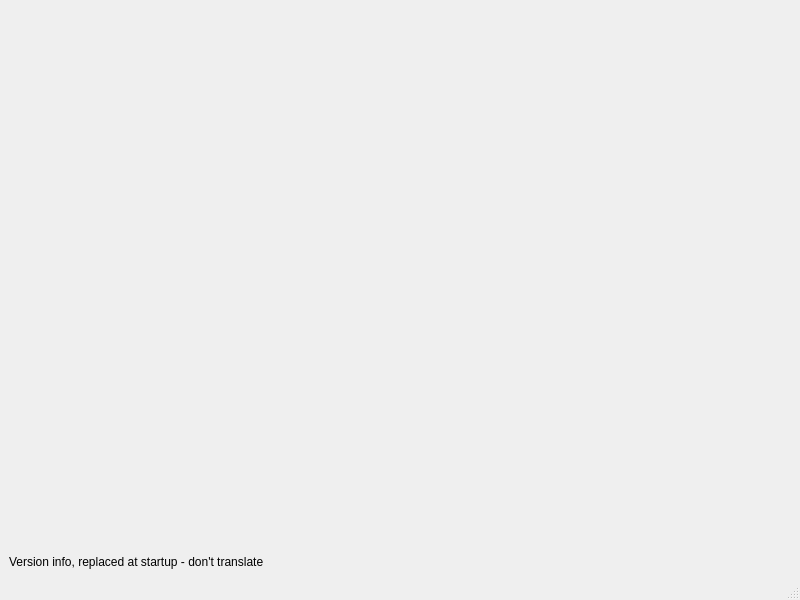
The window that src/ui/mainwindow.ui (SquireTournamentServices/SquireDesktop) describes before a commit, drawn with Qt 5.
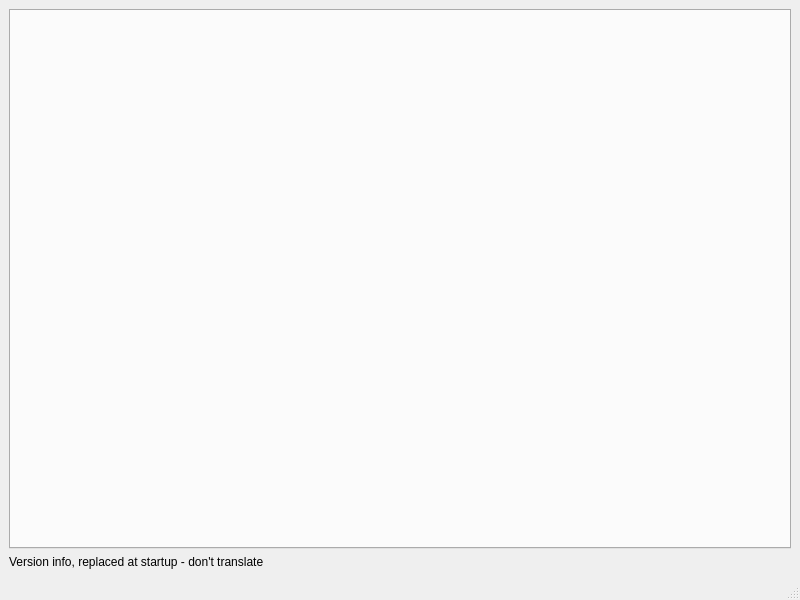
The same window after the commit.

```diff
--- a/src/ui/mainwindow.ui
+++ b/src/ui/mainwindow.ui
@@ -37,7 +37,7 @@
        <number>-1</number>
       </property>
       <property name="documentMode">
-       <bool>true</bool>
+       <bool>false</bool>
       </property>
       <property name="tabsClosable">
        <bool>true</bool>
```
